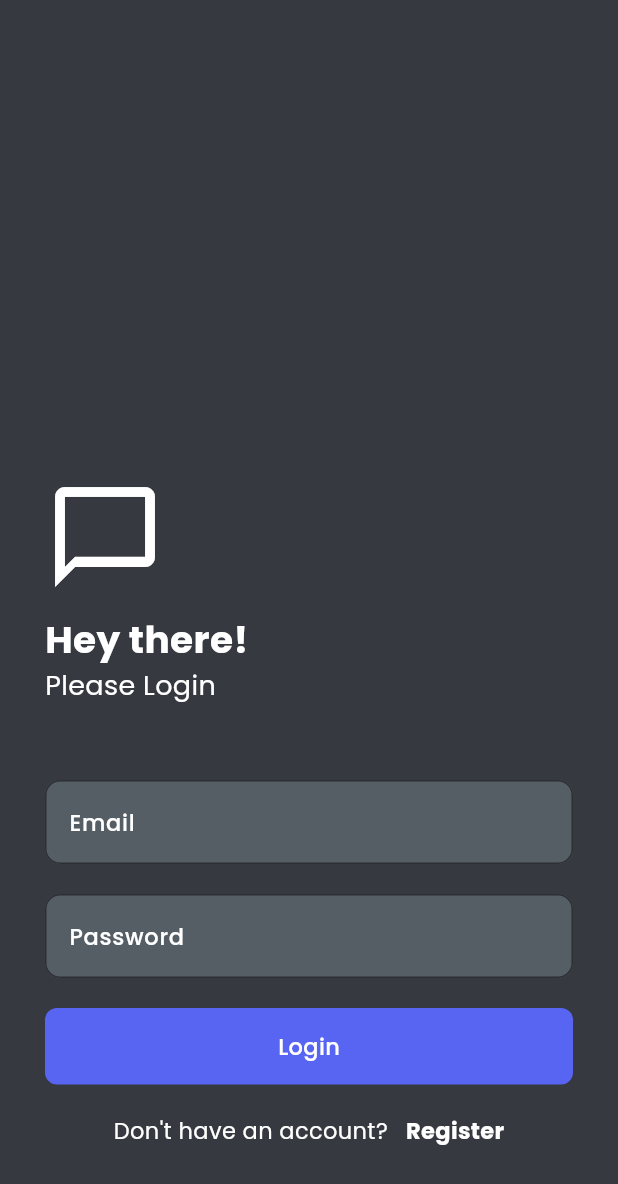
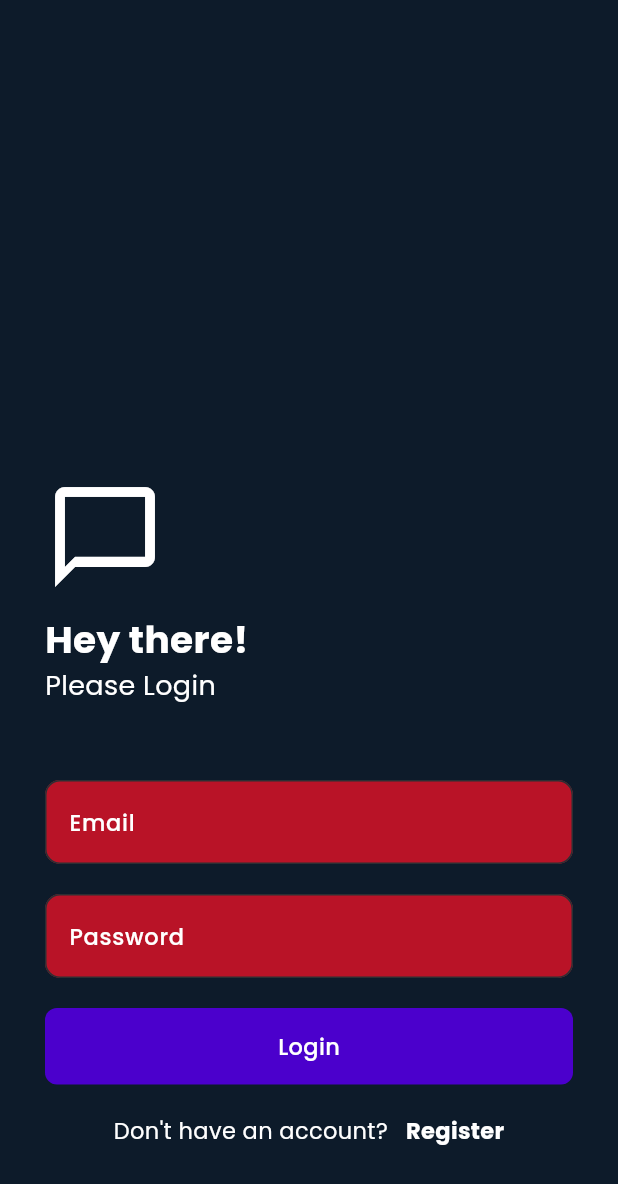
Before and after one commit to IM-TechieScientist/chatapp, a Flutter app: the screen it shows after launch, on a phone screen of 412 x 824 dp. Shown: the top 1184 px of the screen. Run offline on Flutter 3.47's test engine with Material 3 defaults, Android fonts, the phone set to English and light mode, and no system bars; our stand-ins replace cloud_firestore, firebase_auth, firebase_core, flutter_highlight, google_fonts; accounts and stored records are empty; generated files the repository leaves out were written again.

Commit message:
better color scheme

````diff
--- a/lib/components/chat_bubble.dart
+++ b/lib/components/chat_bubble.dart
@@ -222,12 +222,12 @@ class ChatBubble extends StatelessWidget {
               padding: const EdgeInsets.all(8.0),
               margin: const EdgeInsets.only(bottom: 4.0),
               decoration: BoxDecoration(
-                color: Colors.grey[400],
+                color: Color(0xFF1b263b),
                 borderRadius: BorderRadius.circular(8.0),
               ),
               child: Text(
                 'Replying to: $quotedMessageText',
-                style: TextStyle(color: Colors.grey[900]),
+                style: TextStyle(color: Colors.grey[400]),
               ),
               ),
             if (data["message"].startsWith("```") && data["message"].endsWith("```"))
--- a/lib/pages/chat_page.dart
+++ b/lib/pages/chat_page.dart
@@ -240,7 +240,7 @@ class _ChatPageState extends State<ChatPage> {
             Container(
               decoration: BoxDecoration(
               shape: BoxShape.circle,
-              color: Theme.of(context).colorScheme.secondary,
+              color: Theme.of(context).colorScheme.tertiaryContainer,
               ),
               child: IconButton(
               icon: Icon(
--- a/lib/themes/dark_mode.dart
+++ b/lib/themes/dark_mode.dart
@@ -2,12 +2,12 @@ import 'package:flutter/material.dart';
 
 ThemeData darkMode = ThemeData(
   colorScheme: ColorScheme.dark(
-    surface: Color(0xFF36393F), // Discord dark background
+    surface: Color(0xFF0d1b2a), // Discord dark background
     primary: Color(0xFF2C2F33), // Discord dark primary
-    secondary:Color.fromARGB(255, 85, 93, 101) , // Discord blurple
-    tertiary: Color(0xFFFFFFFF), // White text
+    secondary: Color(0xFFB91327), // Discord blurple
+    tertiary: Color(0xFFffffff), // White text
     tertiaryFixed: Color(0xFF2C2F33), // Discord dark primary
-    tertiaryContainer: Color(0xFF5865F2), // Discord dark container
-    inversePrimary: Color.fromARGB(255, 255, 255, 255), // Discord dark text
+    tertiaryContainer: Color(0xFF4B00CC), // Discord dark container
+    inversePrimary: Color(0xFFffffff), // Discord dark text
   ),
 );
````
Also changed, not shown: 1 other file.
